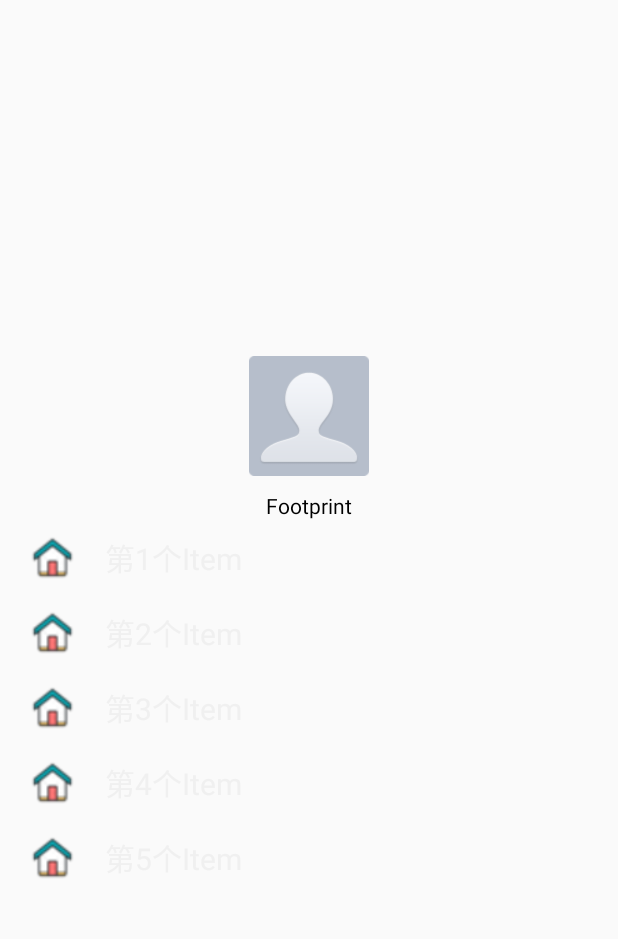
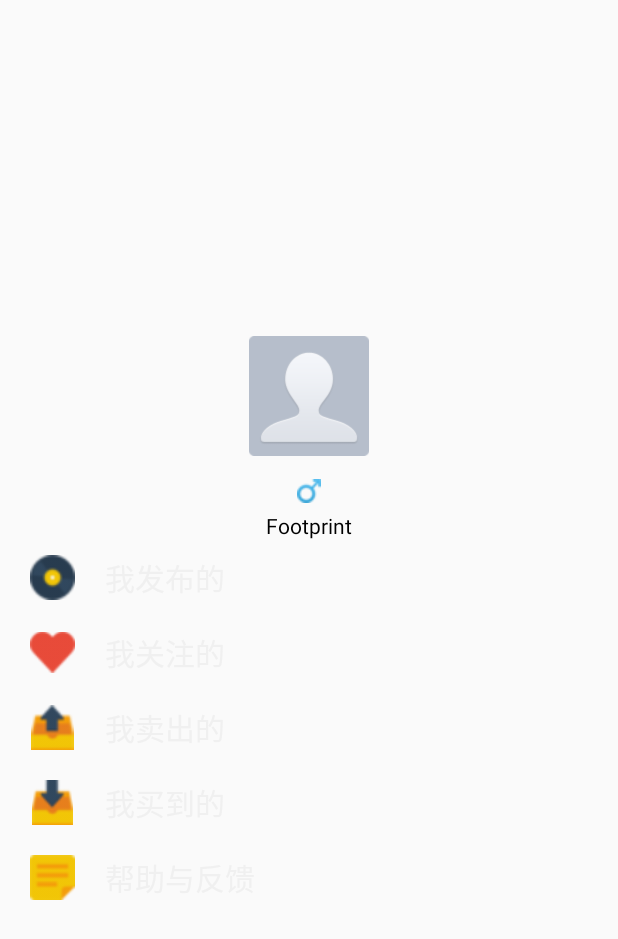
Before and after one commit to BillowX/UsedMarket, an Android app: the fragment MenuLeftFragment shown on its own in the app's theme, on a phone screen of 412 x 824 dp. Shown: the top 939 px of the screen. Run offline under Robolectric (Android 15) with nearby library versions, the phone set to English and light mode, and no system bars; libraries missing offline, so code that uses them is left out: org.xutils.common, org.xutils.http, org.xutils.image, org.xutils.view, org.xutils.x; 3 statements that could not run were skipped.

Commit message:
2016/10/06

```diff
--- a/app/src/main/java/com/maker/use/global/USEApplication.java
+++ b/app/src/main/java/com/maker/use/global/USEApplication.java
@@ -4,6 +4,8 @@ import android.app.Application;
 import android.content.Context;
 import android.os.Handler;
 import android.os.Process;
+
+import com.maker.use.utils.SpUtil;
 
 import org.xutils.x;
 
@@ -16,6 +18,7 @@ public class USEApplication extends Application {
     private static Context context;
     private static Handler handler;
     private static int mainThreadId;
+
     public static Context getContext() {
         return context;
     }
@@ -32,10 +35,10 @@ public class USEApplication extends Application {
     public void onCreate() {
         super.onCreate();
         x.Ext.init(this);
-
         this.context = getApplicationContext();
         this.handler = new Handler();
         this.mainThreadId = Process.myTid();
 
+        SpUtil.putBoolean(ConstentValue.IS_LOGIN, false);
     }
 }
--- a/app/src/main/java/com/maker/use/ui/fragment/MenuLeftFragment.java
+++ b/app/src/main/java/com/maker/use/ui/fragment/MenuLeftFragment.java
@@ -11,8 +11,12 @@ import android.widget.ImageView;
 import android.widget.TextView;
 
 import com.maker.use.R;
+import com.maker.use.domain.User;
+import com.maker.use.global.ConstentValue;
 import com.maker.use.ui.activity.LoginActivity;
 import com.maker.use.ui.activity.MainActivity;
+import com.maker.use.utils.LoginUtils;
+import com.maker.use.utils.SpUtil;
 import com.maker.use.utils.UIUtils;
 
 import org.xutils.common.util.DensityUtil;
@@ -24,14 +28,18 @@ import static android.R.attr.radius;
 
 
 /**
+ * 左测边栏
  * Created by XT on 2016/9/26.
  */
 
 public class MenuLeftFragment extends Fragment implements View.OnClickListener {
     @ViewInject(R.id.iv_icon)
     ImageView iv_icon;
+    @ViewInject(R.id.iv_sex)
+    ImageView iv_sex;
     @ViewInject(R.id.tv_username)
     TextView tv_username;
+    private MainActivity mActivity;
 
     @Nullable
     @Override
@@ -45,11 +53,15 @@ public class MenuLeftFragment extends Fragment implements View.OnClickListener {
     }
 
     private void initView() {
-        MainActivity activity = (MainActivity) getActivity();
-        activity.setOnLoginListener(new MainActivity.onLoginListener() {
+        mActivity = (MainActivity) getActivity();
+
+
+        LoginUtils.setOnLoginListener(new LoginUtils.onLoginListener() {
             @Override
-            public void onLogin(String username) {
-                tv_username.setText("你好，" + username);
+            public void onLogin(User user) {
+                //用户名
+                tv_username.setText("你好，" + user.username);
+                //用户头像
                 ImageOptions imageOptions = new ImageOptions.Builder()
                         .setImageScaleType(ImageView.ScaleType.CENTER_CROP)
                         .setRadius(DensityUtil.dip2px(radius))
@@ -58,7 +70,18 @@ public class MenuLeftFragment extends Fragment implements View.OnClickListener {
                         .setFailureDrawableId(R.drawable.register_default_head)
                         .setLoadingDrawableId(R.drawable.register_default_head)
                         .build();
-                x.image().bind(iv_icon, "http://119.29.213.119:8080/UsedMarket/head/" + username + "_head.jpg", imageOptions);
+                x.image().bind(iv_icon, "http://119.29.213.119:8080/UsedMarket/head/" + user.username + "_head.jpg", imageOptions);
+                //用户性别
+                if ("man".equals(user.sex)) {
+                    iv_sex.setImageResource(R.drawable.sex_man);
+                } else {
+                    iv_sex.setImageResource(R.drawable.sex_woman);
+                }
+
+                UIUtils.toast("登陆成功");
+                //更新登陆状态
+                SpUtil.putBoolean(ConstentValue.IS_LOGIN, true);
+
             }
         });
     }
@@ -68,6 +91,7 @@ public class MenuLeftFragment extends Fragment implements View.OnClickListener {
         switch (v.getId()) {
             case R.id.iv_icon:
                 startActivity(new Intent(UIUtils.getContext(), LoginActivity.class));
+                mActivity.finish();
                 break;
         }
     }
--- /dev/null
+++ b/app/src/main/java/com/maker/use/utils/LoginUtils.java
@@ -0,0 +1,89 @@
+package com.maker.use.utils;
+
+import android.app.Activity;
+import android.content.Intent;
+
+import com.maker.use.domain.User;
+import com.maker.use.global.ConstentValue;
+import com.maker.use.global.UsedMarketURL;
+import com.maker.use.ui.activity.MainActivity;
+
+import org.xutils.common.Callback;
+import org.xutils.http.RequestParams;
+import org.xutils.x;
+
+/**
+ * 登陆工具类
+ * Created by XT on 2016/10/6.
+ */
+
+public class LoginUtils {
+
+    public static onLoginListener mOnLoginListener;
+
+    /**
+     * 传入用户名和密码进行验证登陆
+     *
+     * @param username
+     * @param password
+     */
+    public static void login(String username, String password, final Activity activity) {
+        final User user = new User();
+        //使用XUtils框架请求网络
+        RequestParams params = new RequestParams(UsedMarketURL.server_heart + "/servlet/LoginServlet");    // 网址
+        params.addQueryStringParameter("username", username); // 参数1
+        params.addQueryStringParameter("password", password); // 参数2
+        x.http().get(params, new Callback.CommonCallback<String>() {
+            @Override
+            public void onSuccess(final String result) {
+                //更新登陆状态
+                SpUtil.putBoolean(ConstentValue.IS_LOGIN, false);
+                if (!"登陆失败！".equals(result)) {
+                    String[] results = result.split(",");
+                    user.username = results[0];
+                    user.password = results[1];
+                    user.sex = results[2];
+                    //保存用户信息
+                    SpUtil.putString("user", user.toString());
+
+                    if (!(activity instanceof MainActivity)) {
+                        activity.finish();
+                        Intent intent = new Intent(UIUtils.getContext(), MainActivity.class);
+                        intent.putExtra("info", "login");
+                        intent.setFlags(Intent.FLAG_ACTIVITY_NEW_TASK);
+                        UIUtils.getContext().startActivity(intent);
+                    } else {
+                        mOnLoginListener.onLogin(user);
+                    }
+                } else {
+                    UIUtils.toast("用户名或密码错误");
+                }
+            }
+
+            @Override
+            public void onError(Throwable ex, boolean isOnCallback) {
+                UIUtils.toast("网络出错啦~");
+            }
+
+            @Override
+            public void onCancelled(CancelledException cex) {
+
+            }
+
+            @Override
+            public void onFinished() {
+
+            }
+        });
+
+    }
+
+    public static void setOnLoginListener(onLoginListener listener) {
+        mOnLoginListener = listener;
+    }
+
+    //登陆回调接口
+    public interface onLoginListener {
+        public void onLogin(User user);
+    }
+}
--- a/app/src/main/res/layout/fragment_menu_left.xml
+++ b/app/src/main/res/layout/fragment_menu_left.xml
@@ -13,11 +13,21 @@
         android:padding="10dp"
         android:src="@drawable/register_default_head"/>
 
+
+    <ImageView
+        android:id="@+id/iv_sex"
+        android:layout_width="wrap_content"
+        android:layout_height="wrap_content"
+        android:layout_below="@id/iv_icon"
+        android:layout_centerHorizontal="true"
+        android:padding="5dp"
+        android:src="@drawable/sex_man"/>
+
     <TextView
         android:id="@+id/tv_username"
         android:layout_width="wrap_content"
         android:layout_height="wrap_content"
-        android:layout_below="@id/iv_icon"
+        android:layout_below="@id/iv_sex"
         android:layout_centerHorizontal="true"
         android:text="Footprint"
         android:textColor="#000"
@@ -40,7 +50,7 @@
                 android:layout_centerVertical="true"
                 android:layout_marginLeft="20dp"
                 android:layout_marginTop="20dp"
-                android:src="@drawable/main_home_selected"/>
+                android:src="@drawable/main_left_issue"/>
 
             <TextView
                 android:layout_width="fill_parent"
@@ -48,7 +58,7 @@
                 android:layout_centerVertical="true"
                 android:layout_marginLeft="20dp"
                 android:layout_toRightOf="@id/one"
-                android:text="第1个Item"
+                android:text="我发布的"
                 android:textColor="#f0f0f0"
                 android:textSize="20sp"/>
         </RelativeLayout>
@@ -64,7 +74,7 @@
                 android:layout_centerVertical="true"
                 android:layout_marginLeft="20dp"
                 android:layout_marginTop="20dp"
-                android:src="@drawable/main_home_selected"/>
+                android:src="@drawable/main_left_attention"/>
 
             <TextView
                 android:layout_width="fill_parent"
@@ -72,7 +82,7 @@
                 android:layout_centerVertical="true"
                 android:layout_marginLeft="20dp"
                 android:layout_toRightOf="@id/two"
-                android:text="第2个Item"
+                android:text="我关注的"
                 android:textColor="#f0f0f0"
                 android:textSize="20sp"/>
         </RelativeLayout>
@@ -88,7 +98,7 @@
                 android:layout_centerVertical="true"
                 android:layout_marginLeft="20dp"
                 android:layout_marginTop="20dp"
-                android:src="@drawable/main_home_selected"/>
+                android:src="@drawable/main_left_out"/>
 
             <TextView
                 android:layout_width="fill_parent"
@@ -96,7 +106,7 @@
                 android:layout_centerVertical="true"
                 android:layout_marginLeft="20dp"
                 android:layout_toRightOf="@id/three"
-                android:text="第3个Item"
+                android:text="我卖出的"
                 android:textColor="#f0f0f0"
                 android:textSize="20sp"/>
         </RelativeLayout>
@@ -112,7 +122,7 @@
                 android:layout_centerVertical="true"
                 android:layout_marginLeft="20dp"
                 android:layout_marginTop="20dp"
-                android:src="@drawable/main_home_selected"/>
+                android:src="@drawable/main_left_in"/>
 
             <TextView
                 android:layout_width="fill_parent"
@@ -120,7 +130,7 @@
                 android:layout_centerVertical="true"
                 android:layout_marginLeft="20dp"
                 android:layout_toRightOf="@id/four"
-                android:text="第4个Item"
+                android:text="我买到的"
                 android:textColor="#f0f0f0"
                 android:textSize="20sp"/>
         </RelativeLayout>
@@ -136,7 +146,7 @@
                 android:layout_centerVertical="true"
                 android:layout_marginLeft="20dp"
                 android:layout_marginTop="20dp"
-                android:src="@drawable/main_home_selected"/>
+                android:src="@drawable/main_left_help"/>
 
             <TextView
                 android:layout_width="fill_parent"
@@ -144,9 +154,10 @@
                 android:layout_centerVertical="true"
                 android:layout_marginLeft="20dp"
                 android:layout_toRightOf="@id/five"
-                android:text="第5个Item"
+                android:text="帮助与反馈"
                 android:textColor="#f0f0f0"
                 android:textSize="20sp"/>
+
         </RelativeLayout>
     </LinearLayout>
 
```
Also changed, not shown: app/src/main/java/com/maker/use/domain/User.java (added, +18 -0 lines), app/src/main/java/com/maker/use/global/ConstentValue.java (added, +12 -0 lines), app/src/main/java/com/maker/use/ui/activity/LoginActivity.java (+11 -84 lines), app/src/main/java/com/maker/use/ui/activity/MainActivity.java (+25 -11 lines), app/src/main/java/com/maker/use/utils/SpUtil.java (added, +81 -0 lines), app/src/main/java/com/maker/use/utils/UIUtils.java (+8 -2 lines), app/src/main/res/drawable/main_left_attention.png (added), app/src/main/res/drawable/main_left_help.png (added), app/src/main/res/drawable/main_left_in.png (added), app/src/main/res/drawable/main_left_issue.png (added), app/src/main/res/drawable/main_left_out.png (added), app/src/main/res/drawable/sex_man.png (added), app/src/main/res/drawable/sex_woman.png (added).
